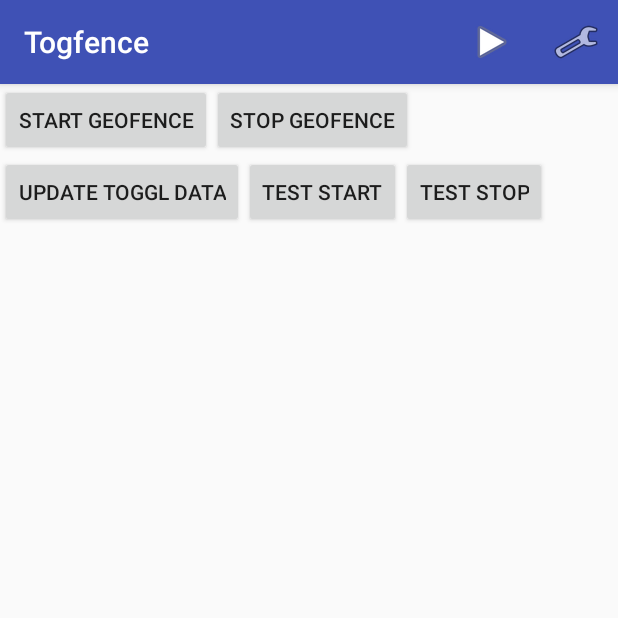
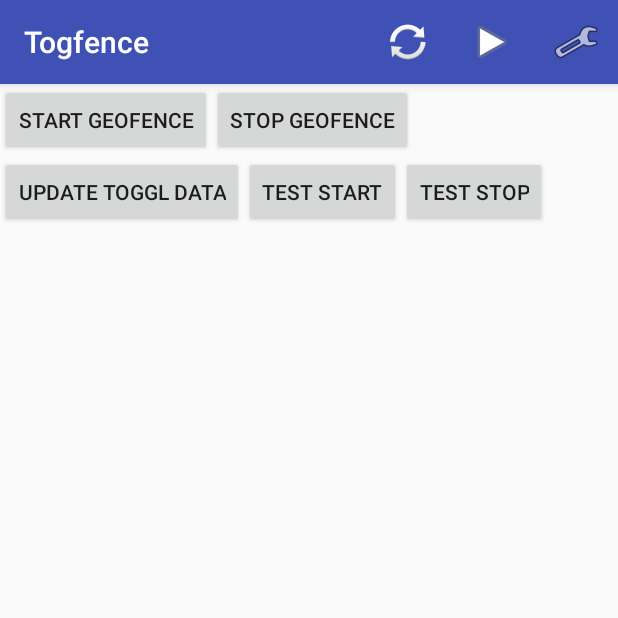
Before and after one commit to meyerd/togfence, an Android app: the screen it shows after launch (MainTogfence), on a phone screen of 412 x 824 dp, the top half of it. Run offline under Robolectric (Android 15) with nearby library versions, the phone set to English and light mode, and no system bars.

Commit message:
show running elements in geofence list

```diff
--- a/app/src/main/java/de/hosenhasser/togfence/togfence/MainTogfence.java
+++ b/app/src/main/java/de/hosenhasser/togfence/togfence/MainTogfence.java
@@ -93,12 +93,13 @@
         testbutton1.setOnClickListener(new View.OnClickListener() {
             @Override
             public void onClick(View view) {
-//                TogglRetrofit tr = TogglRetrofit.getInstance();
+                TogglRetrofit tr = TogglRetrofit.getInstance();
 //                Geofence g = mGeofenceList.get(0);
 //                String req_id = g.getRequestId();
 //                int id = Integer.parseInt(req_id);
 //                GeofenceElement ge = GeofencesContentProvider.getGeofenceElement(getContentResolver(), id);
 //                tr.createNewStartTimeEntry(getContentResolver(), ge);
+                tr.getCurrentTimeEntry(getContentResolver());
             }
         });
         Button testbutton2 = (Button) findViewById(R.id.testbutton2);
@@ -139,6 +140,9 @@
                 .putBoolean(MAIN_SHOWN_KEY, true)
                 .apply();
         setStartStopGeofencesIcon();
+
+        UpdateTogglInformation.startUpdateTogglInformation(getApplicationContext());
+        UpdateTogglInformation.startUpdateTogglInformation(getApplicationContext());
     }
 
     private boolean checkPermissions() {
@@ -298,6 +302,8 @@
             startActivity(intent);
         } else if (id == R.id.action_geofences_active) {
             toggleStartStopGeofences();
+        } else if (id == R.id.action_refresh_list) {
+            UpdateTogglInformation.startUpdateRunningTask(getApplicationContext());
         }
 
         return super.onOptionsItemSelected(item);
--- a/app/src/main/java/de/hosenhasser/togfence/togfence/MyGeofenceElementRecyclerViewAdapter.java
+++ b/app/src/main/java/de/hosenhasser/togfence/togfence/MyGeofenceElementRecyclerViewAdapter.java
@@ -62,6 +62,7 @@
         holder.mNameView.setText(ge.name);
         holder.mItemNumberView.setText(String.format("%d", position));
         holder.mActiveView.setText(ge.active ? "active" : "");
+        holder.mRunningView.setText(ge.running_entry_id > 0 ? "running" : "");
         holder.mLatitudeView.setText(String.format("%.5f", ge.position.latitude));
         holder.mLongitudeView.setText(String.format("%.5f", ge.position.longitude));
         holder.mRadiusView.setText(String.format("%d", ge.radius));
@@ -154,6 +155,7 @@
         public final TextView mItemNumberView;
         public final TextView mNameView;
         public final TextView mActiveView;
+        public final TextView mRunningView;
         public final TextView mLatitudeView;
         public final TextView mLongitudeView;
         public final TextView mRadiusView;
@@ -166,6 +168,7 @@
             mItemNumberView = (TextView) view.findViewById(R.id.item_number);
             mNameView = (TextView) view.findViewById(R.id.name);
             mActiveView = (TextView) view.findViewById(R.id.active);
+            mRunningView = (TextView) view.findViewById(R.id.running);
             mLongitudeView = (TextView) view.findViewById(R.id.latitude);
             mLatitudeView = (TextView) view.findViewById(R.id.longitude);
             mRadiusView = (TextView) view.findViewById(R.id.radius);
--- a/app/src/main/java/de/hosenhasser/togfence/togfence/StartBackgroundTasksOnBootReceiver.java
+++ b/app/src/main/java/de/hosenhasser/togfence/togfence/StartBackgroundTasksOnBootReceiver.java
@@ -25,8 +25,8 @@
     public static void scheduleTogfenceBackgroundTasks(Context context) {
         ComponentName serviceComponent = new ComponentName(context, TogfenceBackgroundTasks.class);
         JobInfo.Builder builder = new JobInfo.Builder(0, serviceComponent);
-        builder.setMinimumLatency(1000 * 60 * 60 * 12);  // 12 hours
-        builder.setOverrideDeadline(1000 * 60 * 60 * 24);  // 24 hours
+        builder.setMinimumLatency(1000 * 60 * 60 * 2);  // 2 hours
+        builder.setOverrideDeadline(1000 * 60 * 60 * 5);  // 5 hours
         JobScheduler jobScheduler = (JobScheduler)context.getSystemService(Context.JOB_SCHEDULER_SERVICE);
         jobScheduler.schedule(builder.build());
     }
--- a/app/src/main/java/de/hosenhasser/togfence/togfence/TogfenceBackgroundTasks.java
+++ b/app/src/main/java/de/hosenhasser/togfence/togfence/TogfenceBackgroundTasks.java
@@ -2,8 +2,11 @@
 
 import android.app.job.JobParameters;
 import android.app.job.JobService;
+import android.content.ContentResolver;
 import android.content.Context;
 import android.preference.PreferenceManager;
+
+import de.hosenhasser.togfence.togfence.Toggl.TogglRetrofit;
 
 public class TogfenceBackgroundTasks extends JobService {
     private static final String PACKAGE_NAME = "de.hosenhasser.togfence.togfence";
--- a/app/src/main/java/de/hosenhasser/togfence/togfence/Toggl/TogglService.java
+++ b/app/src/main/java/de/hosenhasser/togfence/togfence/Toggl/TogglService.java
@@ -19,4 +19,7 @@
 
     @PUT("/api/v8/time_entries/{time_entry_id}/stop")
     Call<TogglStopTimeEntryResponse> stopTimeEntry(@Path("time_entry_id") int time_entry_id);
+
+    @GET("/api/v8/time_entries/current")
+    Call<TogglCurrentTimeEntryResponse> getCurentTimeEntry();
 }
--- a/app/src/main/res/menu/menu_main_togfence.xml
+++ b/app/src/main/res/menu/menu_main_togfence.xml
@@ -3,8 +3,14 @@
     xmlns:tools="http://schemas.android.com/tools"
     tools:context="de.hosenhasser.togfence.togfence.MainTogfence">
     <item
+        android:id="@+id/action_refresh_list"
+        android:orderInCategory="1"
+        android:title="@string/refresh_list"
+        app:showAsAction="always"
+        android:icon="@android:drawable/ic_popup_sync" />
+    <item
         android:id="@+id/action_geofences_active"
-        android:orderInCategory="1"
+        android:orderInCategory="10"
         android:title="@string/geofences_active"
         app:showAsAction="always"
         android:icon="@android:drawable/ic_media_play" />
--- a/app/src/main/res/values/strings.xml
+++ b/app/src/main/res/values/strings.xml
@@ -37,11 +37,14 @@
     <string name="pick_location">Pick Location</string>
     <string name="name">Name</string>
     <string name="active">active</string>
+    <string name="running">running</string>
+    <string name="stopped">stopped</string>
     <string name="delete">delete</string>
     <string name="save">save</string>
 
     <string name="geofences_active">Start/Stop Geofences</string>
 
+    <string name="refresh_list">Refresh List</string>
     <string name="settings">Settings</string>
 
     <string name="pref_header_general">General</string>
--- a/build.gradle
+++ b/build.gradle
@@ -7,7 +7,7 @@
         jcenter()
     }
     dependencies {
-        classpath 'com.android.tools.build:gradle:3.1.4'
+        classpath 'com.android.tools.build:gradle:3.2.1'
 
 
         // NOTE: Do not place your application dependencies here; they belong
```
Also changed, not shown: app/src/main/java/de/hosenhasser/togfence/togfence/Toggl/TogglCurrentTimeEntryResponse.java (added, +36 -0 lines), app/src/main/java/de/hosenhasser/togfence/togfence/Toggl/TogglRetrofit.java (+37 -41 lines), app/src/main/java/de/hosenhasser/togfence/togfence/UpdateTogglInformation.java (+16 -0 lines), app/src/main/res/layout/fragment_geofenceelement.xml (+8 -0 lines), gradle/wrapper/gradle-wrapper.properties.
